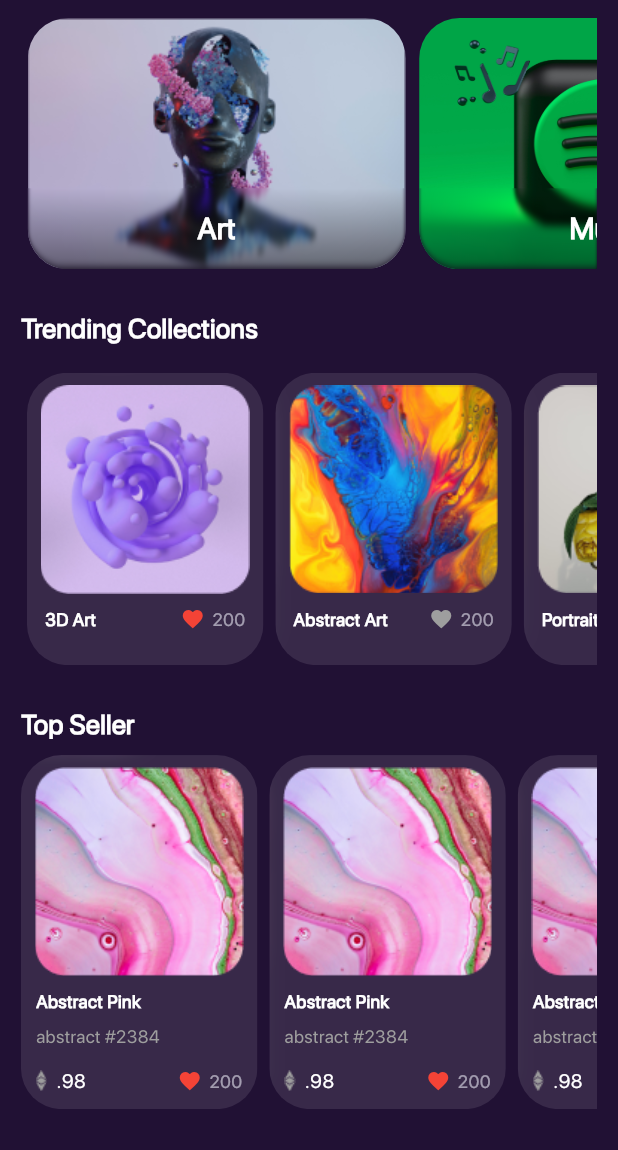
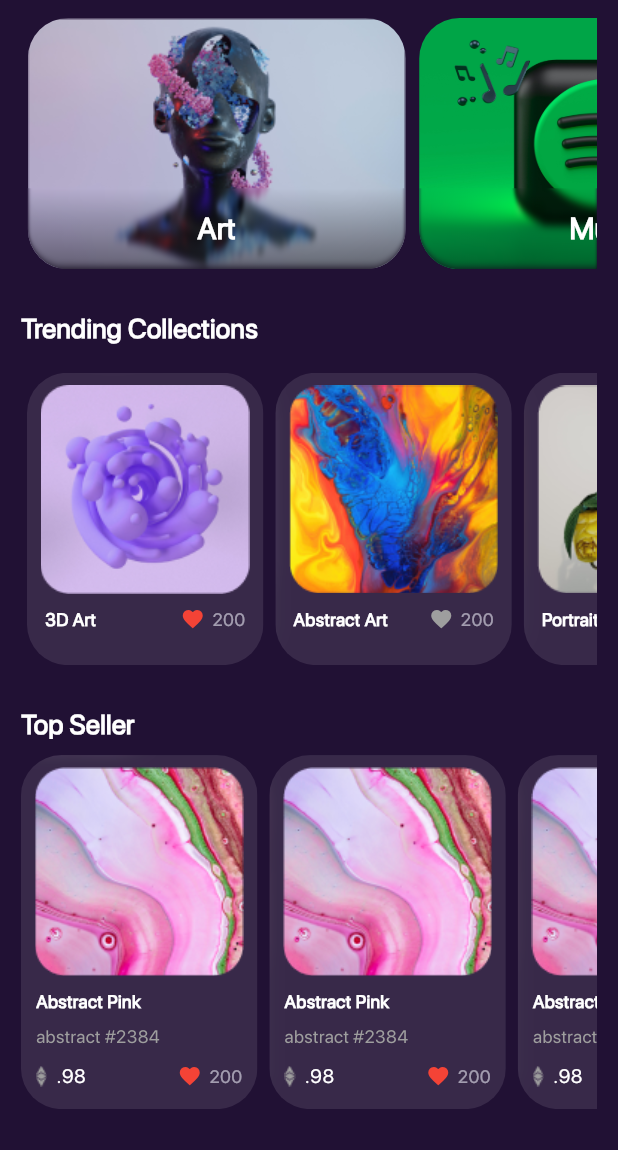
Before and after one commit to Hishamk99/mini-market-place, a Flutter app: the HomePage screen opened by its route, on a phone screen of 412 x 824 dp, the part 66-1216 px from its top. Run offline on Flutter 3.47's test engine with Material 3 defaults, Android fonts, the phone set to English and light mode, and no system bars.

Commit message:
create TopSeller model

```diff
--- a/lib/features/home/presentation/widgets/top_seller_category_item.dart
+++ b/lib/features/home/presentation/widgets/top_seller_category_item.dart
@@ -54,7 +54,7 @@ class TopSellerCategoryItem extends StatelessWidget {
                   ),
                 ],
               ),
-              const SizedBox(height: 12),
+              const SizedBox(height: 9),
               Padding(
                 padding: const EdgeInsets.symmetric(horizontal: 10),
                 child: Row(
--- a/lib/features/home/presentation/widgets/top_seller_category_list_view.dart
+++ b/lib/features/home/presentation/widgets/top_seller_category_list_view.dart
@@ -1,5 +1,4 @@
 import 'package:flutter/material.dart';
-
 import 'top_seller_category_item.dart';
 
 class TopSellerCategoryListViews extends StatelessWidget {
```
Also changed, not shown: lib/features/home/model/top_seller_model.dart (added, +15 -0 lines).
